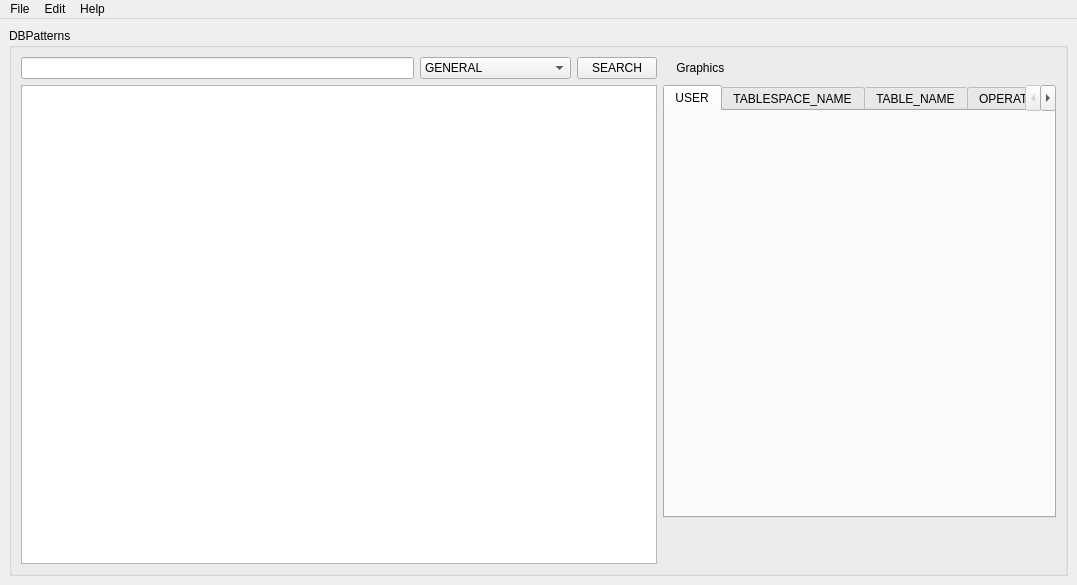
Qt form src/GUI/Patterns.ui (AdrianPrendas/LogsPrinting) before a commit.
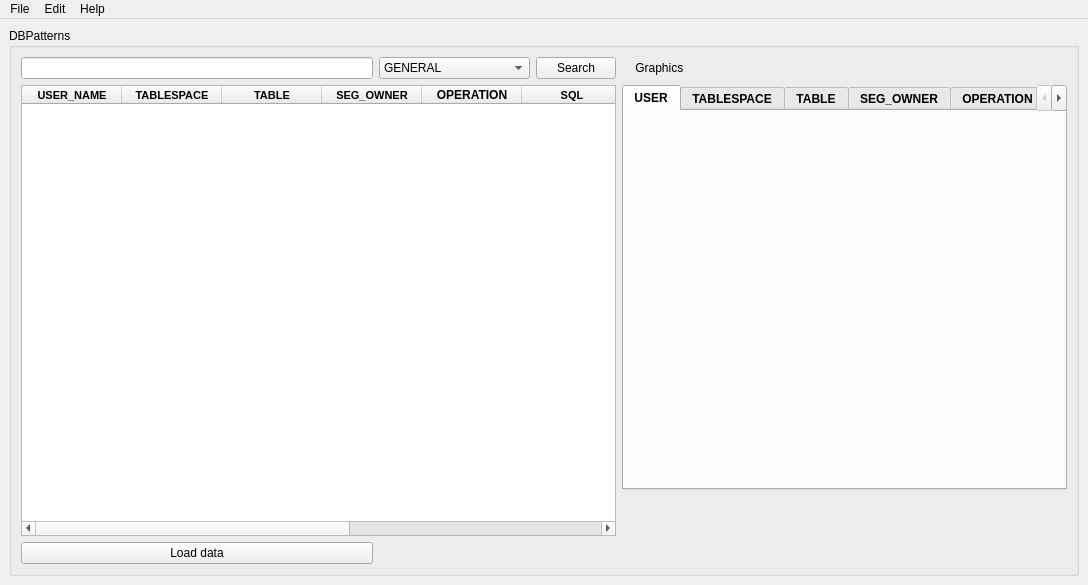
The same form after that commit. The open tabs and pages were chosen to show the change. Icons and pictures are not drawn.

What changed in the file:
```diff
--- a/src/GUI/Patterns.ui
+++ b/src/GUI/Patterns.ui
@@ -6,7 +6,7 @@
    <rect>
     <x>0</x>
     <y>0</y>
-    <width>1077</width>
+    <width>1088</width>
     <height>585</height>
    </rect>
   </property>
@@ -30,13 +30,10 @@
          <string>DBPatterns</string>
         </property>
         <layout class="QGridLayout" name="gridLayout_2">
-         <item row="0" column="0">
-          <widget class="QLineEdit" name="filter"/>
-         </item>
          <item row="0" column="2">
           <widget class="QPushButton" name="search">
            <property name="text">
-            <string>SEARCH</string>
+            <string>Search</string>
            </property>
           </widget>
          </item>
@@ -62,6 +59,11 @@
              <string>TABLE_NAME</string>
             </property>
            </item>
+           <item>
+            <property name="text">
+             <string>SEG_OWNER</string>
+            </property>
+           </item>
            <item>
             <property name="text">
              <string>OPERATION</string>
@@ -84,63 +86,281 @@
            </item>
           </widget>
          </item>
-         <item row="1" column="5">
+         <item row="0" column="0">
+          <widget class="QLineEdit" name="filter"/>
+         </item>
+         <item row="2" column="5">
+          <spacer name="verticalSpacer">
+           <property name="orientation">
+            <enum>Qt::Vertical</enum>
+           </property>
+           <property name="sizeType">
+            <enum>QSizePolicy::Fixed</enum>
+           </property>
+           <property name="sizeHint" stdset="0">
+            <size>
+             <width>20</width>
+             <height>40</height>
+            </size>
+           </property>
+          </spacer>
+         </item>
+         <item row="3" column="0">
+          <widget class="QPushButton" name="loadButton">
+           <property name="text">
+            <string>Load data</string>
+           </property>
+          </widget>
+         </item>
+         <item row="2" column="4">
+          <spacer name="horizontalSpacer">
+           <property name="orientation">
+            <enum>Qt::Horizontal</enum>
+           </property>
+           <property name="sizeType">
+            <enum>QSizePolicy::Expanding</enum>
+           </property>
+           <property name="sizeHint" stdset="0">
+            <size>
+             <width>40</width>
+             <height>20</height>
+            </size>
+           </property>
+          </spacer>
+         </item>
+         <item row="1" column="3" colspan="3">
           <widget class="QTabWidget" name="graphics">
+           <property name="font">
+            <font>
+             <weight>75</weight>
+             <bold>true</bold>
+            </font>
+           </property>
            <property name="currentIndex">
-            <number>5</number>
+            <number>0</number>
            </property>
            <widget class="QWidget" name="tab_user">
             <attribute name="title">
              <string>USER</string>
             </attribute>
+            <widget class="QWidget" name="userWidget" native="true">
+             <property name="geometry">
+              <rect>
+               <x>-1</x>
+               <y>-1</y>
+               <width>441</width>
+               <height>381</height>
+              </rect>
+             </property>
+            </widget>
            </widget>
            <widget class="QWidget" name="tab_tbs_name">
             <attribute name="title">
-             <string>TABLESPACE_NAME</string>
+             <string>TABLESPACE</string>
             </attribute>
+            <widget class="QWidget" name="tbsWidget" native="true">
+             <property name="geometry">
+              <rect>
+               <x>-1</x>
+               <y>-1</y>
+               <width>441</width>
+               <height>381</height>
+              </rect>
+             </property>
+            </widget>
            </widget>
            <widget class="QWidget" name="tab_tb_name">
             <attribute name="title">
-             <string>TABLE_NAME</string>
+             <string>TABLE</string>
             </attribute>
+            <widget class="QWidget" name="tableWidget_2" native="true">
+             <property name="geometry">
+              <rect>
+               <x>0</x>
+               <y>0</y>
+               <width>441</width>
+               <height>381</height>
+              </rect>
+             </property>
+            </widget>
+           </widget>
+           <widget class="QWidget" name="tab_owner">
+            <attribute name="title">
+             <string>SEG_OWNER</string>
+            </attribute>
+            <widget class="QWidget" name="ownerWidget" native="true">
+             <property name="geometry">
+              <rect>
+               <x>0</x>
+               <y>0</y>
+               <width>441</width>
+               <height>381</height>
+              </rect>
+             </property>
+            </widget>
            </widget>
            <widget class="QWidget" name="tab_operation">
             <attribute name="title">
              <string>OPERATION</string>
             </attribute>
+            <widget class="QWidget" name="operationWidget" native="true">
+             <property name="geometry">
+              <rect>
+               <x>0</x>
+               <y>0</y>
+               <width>441</width>
+               <height>381</height>
+              </rect>
+             </property>
+            </widget>
            </widget>
            <widget class="QWidget" name="tab_date">
             <attribute name="title">
              <string>DATE</string>
             </attribute>
+            <widget class="QWidget" name="dateWidget" native="true">
+             <property name="geometry">
+              <rect>
+               <x>0</x>
+               <y>0</y>
+               <width>441</width>
+               <height>381</height>
+              </rect>
+             </property>
+            </widget>
            </widget>
            <widget class="QWidget" name="tab_time">
             <attribute name="title">
              <string>TIME</string>
             </attribute>
+            <widget class="QWidget" name="timeWidget" native="true">
+             <property name="geometry">
+              <rect>
+               <x>0</x>
+               <y>0</y>
+               <width>441</width>
+               <height>381</height>
+              </rect>
+             </property>
+            </widget>
            </widget>
           </widget>
          </item>
-         <item row="2" column="5">
-          <spacer name="verticalSpacer">
-           <property name="orientation">
-            <enum>Qt::Vertical</enum>
-           </property>
-           <property name="sizeType">
-            <enum>QSizePolicy::Fixed</enum>
-           </property>
-           <property name="sizeHint" stdset="0">
-            <size>
-             <width>20</width>
-             <height>40</height>
-            </size>
-           </property>
-          </spacer>
-         </item>
          <item row="1" column="0" rowspan="2" colspan="3">
-          <widget class="QTableView" name="tableView"/>
+          <widget class="QTableWidget" name="tableWidget">
+           <property name="columnCount">
+            <number>9</number>
+           </property>
+           <column>
+            <property name="text">
+             <string>USER_NAME</string>
+            </property>
+            <property name="font">
+             <font>
+              <pointsize>8</pointsize>
+              <weight>75</weight>
+              <bold>true</bold>
+             </font>
+            </property>
+           </column>
+           <column>
+            <property name="text">
+             <string>TABLESPACE</string>
+            </property>
+            <property name="font">
+             <font>
+              <pointsize>8</pointsize>
+              <weight>75</weight>
+              <bold>true</bold>
+             </font>
+            </property>
+           </column>
+           <column>
+            <property name="text">
+             <string>TABLE</string>
+            </property>
+            <property name="font">
+             <font>
+              <pointsize>8</pointsize>
+              <weight>75</weight>
+              <bold>true</bold>
+             </font>
+            </property>
+           </column>
+           <column>
+            <property name="text">
+             <string>SEG_OWNER</string>
+            </property>
+            <property name="font">
+             <font>
+              <pointsize>8</pointsize>
+              <weight>75</weight>
+              <bold>true</bold>
+             </font>
+            </property>
+           </column>
+           <column>
+            <property name="text">
+             <string>OPERATION</string>
+            </property>
+            <property name="font">
+             <font>
+              <weight>75</weight>
+              <bold>true</bold>
+             </font>
+            </property>
+           </column>
+           <column>
+            <property name="text">
+             <string>SQL</string>
+            </property>
+            <property name="font">
+             <font>
+              <pointsize>8</pointsize>
+              <weight>75</weight>
+              <bold>true</bold>
+             </font>
+            </property>
+           </column>
+           <column>
+            <property name="text">
+             <string>SQL_-1</string>
+            </property>
+            <property name="font">
+             <font>
+              <pointsize>8</pointsize>
+              <weight>75</weight>
+              <bold>true</bold>
+             </font>
+            </property>
+           </column>
+           <column>
+            <property name="text">
+             <string>DATE</string>
+            </property>
+            <property name="font">
+             <font>
+              <pointsize>8</pointsize>
+              <weight>75</weight>
+              <bold>true</bold>
+             </font>
+            </property>
+           </column>
+           <column>
+            <property name="text">
+             <string>TIME</string>
+            </property>
+            <property name="font">
+             <font>
+              <pointsize>8</pointsize>
+              <weight>75</weight>
+              <bold>true</bold>
+             </font>
+            </property>
+           </column>
+          </widget>
          </item>
-         <item row="0" column="5">
+         <item row="0" column="3">
           <widget class="QLabel" name="label">
            <property name="text">
             <string>    Graphics</string>
@@ -159,7 +379,7 @@
     <rect>
      <x>0</x>
      <y>0</y>
-     <width>1077</width>
+     <width>1088</width>
      <height>21</height>
     </rect>
    </property>
```
